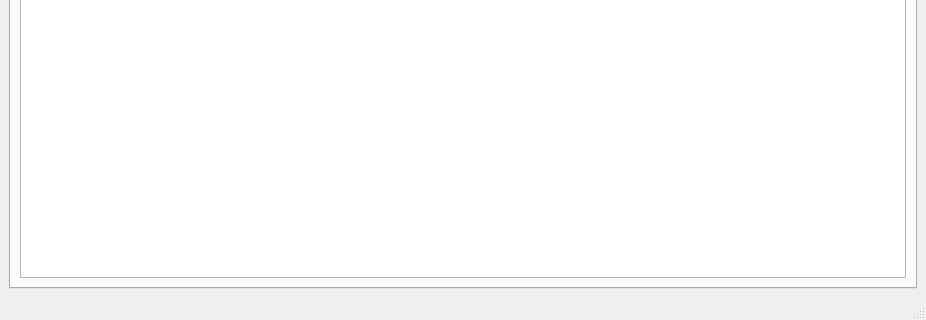
The window that src/gui/bijector_main.ui (snim2/pybijector) describes before a commit, drawn with Qt 5; both pictures show x 0 to 926 and y 284 to 604 of the 926 by 604 pixel window.
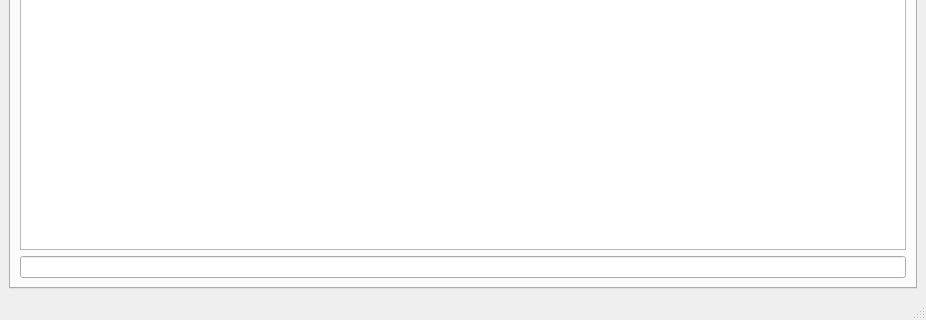
The same window after the commit. The open tabs and pages were chosen to show the change. Custom widgets are drawn as their Qt base class.

What changed in the file:
```diff
--- a/src/gui/bijector_main.ui
+++ b/src/gui/bijector_main.ui
@@ -118,6 +118,9 @@
          <item>
           <widget class="QTextBrowser" name="cspConsole"/>
          </item>
+         <item>
+          <widget class="QLineEdit" name="cspLineEdit"/>
+         </item>
         </layout>
        </widget>
       </widget>
```
Left out of the diff: 5 changed lines with no effect on the pictures.
